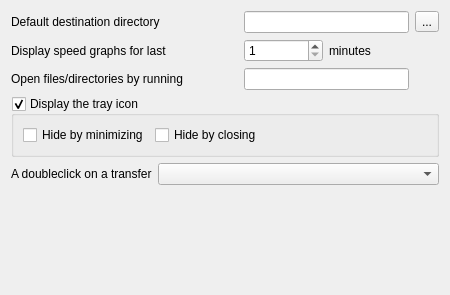
Before: the Qt Designer form SettingsGeneralForm.ui in LubosD/fatrat, drawn with Qt 5.
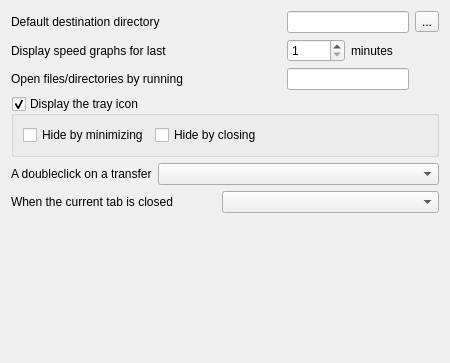
After: the same form once the commit is applied.

```diff
--- a/SettingsGeneralForm.ui
+++ b/SettingsGeneralForm.ui
@@ -6,62 +6,62 @@
     <x>0</x>
     <y>0</y>
     <width>450</width>
-    <height>295</height>
+    <height>363</height>
    </rect>
   </property>
   <property name="windowTitle" >
    <string>General settings</string>
   </property>
-  <layout class="QGridLayout" >
-   <item row="0" column="0" colspan="2" >
+  <layout class="QGridLayout" name="gridLayout" >
+   <item row="0" column="0" colspan="3" >
     <widget class="QLabel" name="label" >
      <property name="text" >
       <string>Default destination directory</string>
      </property>
     </widget>
    </item>
-   <item row="0" column="2" colspan="2" >
+   <item row="0" column="3" colspan="2" >
     <widget class="QLineEdit" name="lineDestination" />
    </item>
-   <item row="0" column="4" >
+   <item row="0" column="5" >
     <widget class="QToolButton" name="toolDestination" >
      <property name="text" >
       <string>...</string>
      </property>
     </widget>
    </item>
-   <item row="1" column="0" colspan="2" >
+   <item row="1" column="0" colspan="3" >
     <widget class="QLabel" name="label_9" >
      <property name="text" >
       <string>Display speed graphs for last</string>
      </property>
     </widget>
    </item>
-   <item row="1" column="2" >
+   <item row="1" column="3" >
     <widget class="QSpinBox" name="spinGraphMinutes" >
      <property name="minimum" >
       <number>1</number>
      </property>
     </widget>
    </item>
-   <item row="1" column="3" >
+   <item row="1" column="4" >
     <widget class="QLabel" name="label_10" >
      <property name="text" >
       <string>minutes</string>
      </property>
     </widget>
    </item>
-   <item row="2" column="0" colspan="2" >
+   <item row="2" column="0" colspan="3" >
     <widget class="QLabel" name="label_11" >
      <property name="text" >
       <string>Open files/directories by running</string>
      </property>
     </widget>
    </item>
-   <item row="2" column="2" colspan="2" >
+   <item row="2" column="3" colspan="2" >
     <widget class="QLineEdit" name="lineFileExec" />
    </item>
-   <item row="3" column="0" colspan="5" >
+   <item row="3" column="0" colspan="6" >
     <widget class="QGroupBox" name="checkTrayIcon" >
      <property name="title" >
       <string>Display the tray icon</string>
@@ -89,7 +89,7 @@
         <property name="orientation" >
          <enum>Qt::Horizontal</enum>
         </property>
-        <property name="sizeHint" >
+        <property name="sizeHint" stdset="0" >
          <size>
           <width>40</width>
           <height>20</height>
@@ -107,15 +107,25 @@
      </property>
     </widget>
    </item>
-   <item row="4" column="1" colspan="4" >
+   <item row="4" column="1" colspan="5" >
     <widget class="QComboBox" name="comboDoubleClick" />
    </item>
-   <item row="5" column="0" colspan="3" >
+   <item row="5" column="0" colspan="2" >
+    <widget class="QLabel" name="label_3" >
+     <property name="text" >
+      <string>When the current tab is closed</string>
+     </property>
+    </widget>
+   </item>
+   <item row="5" column="2" colspan="4" >
+    <widget class="QComboBox" name="comboCloseCurrent" />
+   </item>
+   <item row="6" column="0" colspan="5" >
     <spacer>
      <property name="orientation" >
       <enum>Qt::Vertical</enum>
      </property>
-     <property name="sizeHint" >
+     <property name="sizeHint" stdset="0" >
       <size>
        <width>126</width>
        <height>31</height>
```
